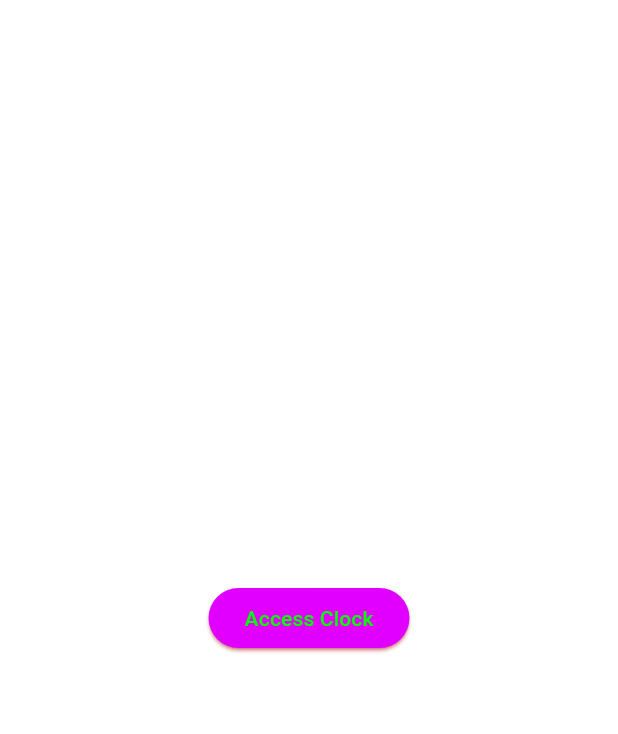
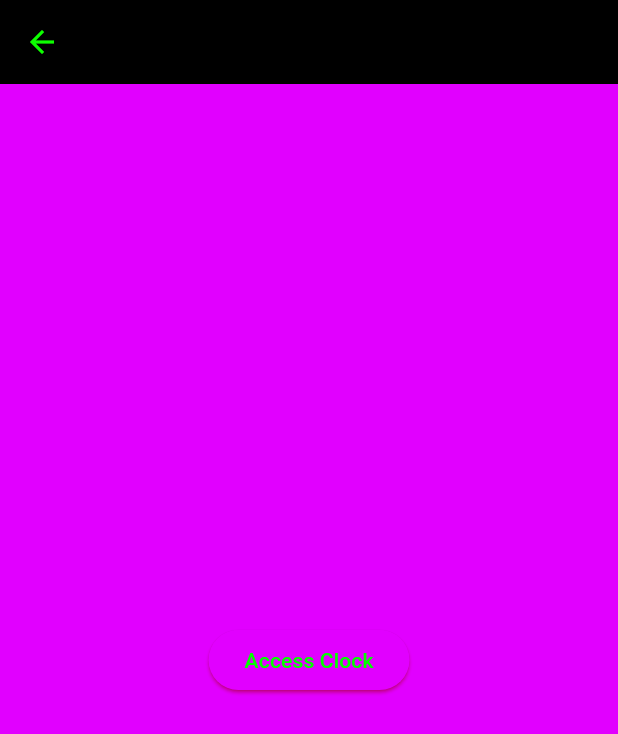
Before and after one commit to Sullivanml299/christmas, a Flutter app: the screen it shows after launch, after a tap on "Begin", on a phone screen of 412 x 824 dp. Shown: the top 734 px of the screen. Run offline on Flutter 3.47's test engine with Material 2 defaults, Android fonts, the phone set to English and light mode, and no system bars; our stand-ins replace geolocator, just_audio, sensors_plus; missing offline and left inert: flutter_draggable_gridview, qr_code_scanner.

Commit message:
added some back buttons

```diff
--- a/goblin_vault/lib/clock.dart
+++ b/goblin_vault/lib/clock.dart
@@ -15,12 +15,15 @@ class _ClockState extends State<Clock> {
 
   @override
   Widget build(BuildContext context) {
-    return Center(
-        child: ElevatedButton(
-            onPressed: () => showClock(),
-            child: time == null
-                ? const Text("Access Clock")
-                : Text(time.toString())));
+    return Scaffold(
+      appBar: AppBar(backgroundColor: Colors.black),
+      body: Center(
+          child: ElevatedButton(
+              onPressed: () => showClock(),
+              child: time == null
+                  ? const Text("Access Clock")
+                  : Text(time.toString()))),
+    );
   }
 
   showClock() async {
--- a/goblin_vault/lib/keypad.dart
+++ b/goblin_vault/lib/keypad.dart
@@ -20,7 +20,10 @@ class _KeypadState extends State<Keypad> {
 
   @override
   Widget build(BuildContext context) {
-    return showKeypad ? makeKeypad() : buildButtons();
+    return Scaffold(
+      appBar: showKeypad ? null : AppBar(backgroundColor: Colors.black),
+      body: showKeypad ? makeKeypad() : buildButtons(),
+    );
   }
 
   Widget buildButtons() {
@@ -30,7 +33,6 @@ class _KeypadState extends State<Keypad> {
         children: [
           ElevatedButton(
               onPressed: () {
-                print("PRESSED");
                 Navigator.push(
                   context,
                   MaterialPageRoute(
--- a/goblin_vault/lib/stop_and_go_timer.dart
+++ b/goblin_vault/lib/stop_and_go_timer.dart
@@ -147,6 +147,7 @@ class _StopAndGoTimerState extends State<StopAndGoTimer> {
   @override
   Widget build(BuildContext context) {
     return Scaffold(
+      appBar: AppBar(backgroundColor: Colors.black),
       body: gameState == STOP_GO_STATE.setup ? buildButton() : buildCountDown(),
     );
   }
```
Also changed, not shown: goblin_vault/lib/hide_and_seek.dart (+4 -3 lines).
